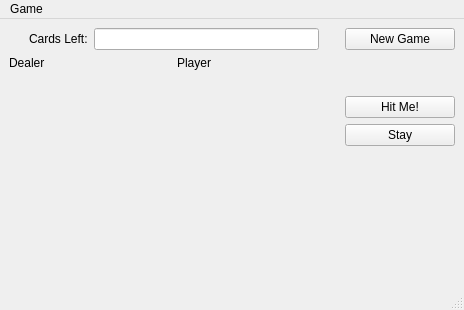
Qt form SOLUTIONS/Exercise 10.1.2/CardGameGUI/blackjack.ui (bruceoutdoors/Intro-Design-Patterns-Cpp-Qt5) before a commit.
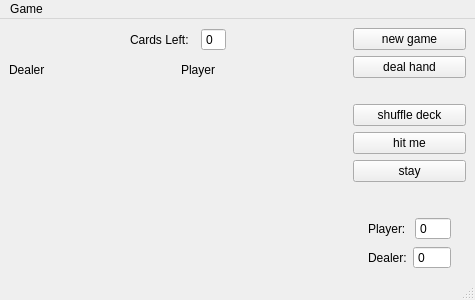
The same form after that commit. Icons and pictures are not drawn.

Commit message: game logic in CardGameGUI working, left card showing

```diff
--- a/SOLUTIONS/Exercise 10.1.2/CardGameGUI/blackjack.ui
+++ b/SOLUTIONS/Exercise 10.1.2/CardGameGUI/blackjack.ui
@@ -6,28 +6,53 @@
    <rect>
     <x>0</x>
     <y>0</y>
-    <width>464</width>
-    <height>310</height>
+    <width>475</width>
+    <height>300</height>
    </rect>
   </property>
+  <property name="minimumSize">
+   <size>
+    <width>475</width>
+    <height>300</height>
+   </size>
+  </property>
   <property name="windowTitle">
    <string>MainWindow</string>
   </property>
   <widget class="QWidget" name="centralwidget">
    <layout class="QHBoxLayout" name="horizontalLayout_3" stretch="3,1">
     <item>
-     <layout class="QVBoxLayout" name="verticalLayout_2" stretch="1,4">
+     <layout class="QVBoxLayout" name="verticalLayout_2" stretch="0,1">
+      <property name="spacing">
+       <number>12</number>
+      </property>
+      <property name="sizeConstraint">
+       <enum>QLayout::SetMinimumSize</enum>
+      </property>
       <item>
-       <layout class="QHBoxLayout" name="horizontalLayout_2">
+       <layout class="QHBoxLayout" name="horizontalLayout_2" stretch="0,0,0,0">
         <property name="leftMargin">
-         <number>20</number>
+         <number>0</number>
         </property>
         <property name="topMargin">
          <number>0</number>
         </property>
         <property name="rightMargin">
-         <number>20</number>
+         <number>0</number>
         </property>
+        <item>
+         <spacer name="horizontalSpacer">
+          <property name="orientation">
+           <enum>Qt::Horizontal</enum>
+          </property>
+          <property name="sizeHint" stdset="0">
+           <size>
+            <width>40</width>
+            <height>20</height>
+           </size>
+          </property>
+         </spacer>
+        </item>
         <item>
          <widget class="QLabel" name="label_3">
           <property name="text">
@@ -36,18 +61,37 @@
          </widget>
         </item>
         <item>
-         <widget class="QLineEdit" name="lineEdit">
+         <widget class="QSpinBox" name="sb_cardsLeft">
           <property name="readOnly">
            <bool>true</bool>
           </property>
+          <property name="buttonSymbols">
+           <enum>QAbstractSpinBox::NoButtons</enum>
+          </property>
          </widget>
         </item>
+        <item>
+         <spacer name="horizontalSpacer_2">
+          <property name="orientation">
+           <enum>Qt::Horizontal</enum>
+          </property>
+          <property name="sizeHint" stdset="0">
+           <size>
+            <width>40</width>
+            <height>20</height>
+           </size>
+          </property>
+         </spacer>
+        </item>
        </layout>
       </item>
       <item>
        <layout class="QHBoxLayout" name="horizontalLayout" stretch="0,0">
+        <property name="spacing">
+         <number>6</number>
+        </property>
         <item>
-         <layout class="QVBoxLayout" name="verticalLayout_3">
+         <layout class="QVBoxLayout" name="verticalLayout_3" stretch="0,1">
           <item>
            <widget class="QLabel" name="label">
             <property name="text">
@@ -61,7 +105,7 @@
          </layout>
         </item>
         <item>
-         <layout class="QVBoxLayout" name="verticalLayout">
+         <layout class="QVBoxLayout" name="verticalLayout" stretch="0,1">
           <item>
            <widget class="QLabel" name="label_2">
             <property name="text">
@@ -72,6 +116,23 @@
             </property>
            </widget>
           </item>
+          <item>
+           <layout class="QGridLayout" name="layout_player">
+            <item row="0" column="0">
+             <widget class="QLabel" name="label_7">
+              <property name="text">
+               <string/>
+              </property>
+              <property name="pixmap">
+               <pixmap resource="../../../libs/cards2/cards2.qrc">:/images/cb.png</pixmap>
+              </property>
+              <property name="alignment">
+               <set>Qt::AlignCenter</set>
+              </property>
+             </widget>
+            </item>
+           </layout>
+          </item>
          </layout>
         </item>
        </layout>
@@ -81,9 +142,46 @@
     <item>
      <layout class="QVBoxLayout" name="verticalLayout_4">
       <item>
-       <widget class="QPushButton" name="pushButton">
+       <widget class="QToolButton" name="tb_newGame">
+        <property name="sizePolicy">
+         <sizepolicy hsizetype="Minimum" vsizetype="Fixed">
+          <horstretch>0</horstretch>
+          <verstretch>0</verstretch>
+         </sizepolicy>
+        </property>
+        <property name="minimumSize">
+         <size>
+          <width>0</width>
+          <height>22</height>
+         </size>
+        </property>
         <property name="text">
-         <string>New Game</string>
+         <string>new game</string>
+        </property>
+        <property name="toolButtonStyle">
+         <enum>Qt::ToolButtonIconOnly</enum>
+        </property>
+        <property name="arrowType">
+         <enum>Qt::NoArrow</enum>
+        </property>
+       </widget>
+      </item>
+      <item>
+       <widget class="QToolButton" name="tb_dealHand">
+        <property name="sizePolicy">
+         <sizepolicy hsizetype="Minimum" vsizetype="Fixed">
+          <horstretch>0</horstretch>
+          <verstretch>0</verstretch>
+         </sizepolicy>
+        </property>
+        <property name="minimumSize">
+         <size>
+          <width>0</width>
+          <height>22</height>
+         </size>
+        </property>
+        <property name="text">
+         <string>deal hand</string>
         </property>
        </widget>
       </item>
@@ -98,22 +196,65 @@
         <property name="sizeHint" stdset="0">
          <size>
           <width>20</width>
-          <height>40</height>
+          <height>20</height>
          </size>
         </property>
        </spacer>
       </item>
       <item>
-       <widget class="QPushButton" name="pushButton_2">
+       <widget class="QToolButton" name="tb_shuffleDeck">
+        <property name="sizePolicy">
+         <sizepolicy hsizetype="Minimum" vsizetype="Fixed">
+          <horstretch>0</horstretch>
+          <verstretch>0</verstretch>
+         </sizepolicy>
+        </property>
+        <property name="minimumSize">
+         <size>
+          <width>0</width>
+          <height>22</height>
+         </size>
+        </property>
         <property name="text">
-         <string>Hit Me!</string>
+         <string>shuffle deck</string>
         </property>
        </widget>
       </item>
       <item>
-       <widget class="QPushButton" name="pushButton_3">
+       <widget class="QToolButton" name="tb_hit_me">
+        <property name="sizePolicy">
+         <sizepolicy hsizetype="Minimum" vsizetype="Fixed">
+          <horstretch>0</horstretch>
+          <verstretch>0</verstretch>
+         </sizepolicy>
+        </property>
+        <property name="minimumSize">
+         <size>
+          <width>0</width>
+          <height>22</height>
+         </size>
+        </property>
         <property name="text">
-         <string>Stay</string>
+         <string>hit me</string>
+        </property>
+       </widget>
+      </item>
+      <item>
+       <widget class="QToolButton" name="tb_stay">
+        <property name="sizePolicy">
+         <sizepolicy hsizetype="Minimum" vsizetype="Fixed">
+          <horstretch>0</horstretch>
+          <verstretch>0</verstretch>
+         </sizepolicy>
+        </property>
+        <property name="minimumSize">
+         <size>
+          <width>0</width>
+          <height>22</height>
+         </size>
+        </property>
+        <property name="text">
+         <string>stay</string>
         </property>
        </widget>
       </item>
@@ -130,6 +271,75 @@
         </property>
        </spacer>
       </item>
+      <item>
+       <layout class="QHBoxLayout" name="horizontalLayout_5">
+        <property name="sizeConstraint">
+         <enum>QLayout::SetDefaultConstraint</enum>
+        </property>
+        <property name="leftMargin">
+         <number>15</number>
+        </property>
+        <property name="rightMargin">
+         <number>15</number>
+        </property>
+        <property name="bottomMargin">
+         <number>0</number>
+        </property>
+        <item>
+         <widget class="QLabel" name="label_4">
+          <property name="text">
+           <string>Player: </string>
+          </property>
+         </widget>
+        </item>
+        <item>
+         <widget class="QSpinBox" name="sb_playerScore">
+          <property name="readOnly">
+           <bool>true</bool>
+          </property>
+          <property name="buttonSymbols">
+           <enum>QAbstractSpinBox::NoButtons</enum>
+          </property>
+         </widget>
+        </item>
+       </layout>
+      </item>
+      <item>
+       <layout class="QHBoxLayout" name="horizontalLayout_6">
+        <property name="leftMargin">
+         <number>15</number>
+        </property>
+        <property name="topMargin">
+         <number>0</number>
+        </property>
+        <property name="rightMargin">
+         <number>15</number>
+        </property>
+        <item>
+         <widget class="QLabel" name="label_5">
+          <property name="text">
+           <string>Dealer:</string>
+          </property>
+         </widget>
+        </item>
+        <item>
+         <widget class="QSpinBox" name="sb_dealerScore">
+          <property name="wrapping">
+           <bool>false</bool>
+          </property>
+          <property name="frame">
+           <bool>true</bool>
+          </property>
+          <property name="readOnly">
+           <bool>true</bool>
+          </property>
+          <property name="buttonSymbols">
+           <enum>QAbstractSpinBox::NoButtons</enum>
+          </property>
+         </widget>
+        </item>
+       </layout>
+      </item>
      </layout>
     </item>
    </layout>
@@ -139,7 +349,7 @@
     <rect>
      <x>0</x>
      <y>0</y>
-     <width>464</width>
+     <width>475</width>
      <height>21</height>
     </rect>
    </property>
```
Left out of the diff: 70 changed lines with no effect on the pictures. The commit also changes 11 other files.
